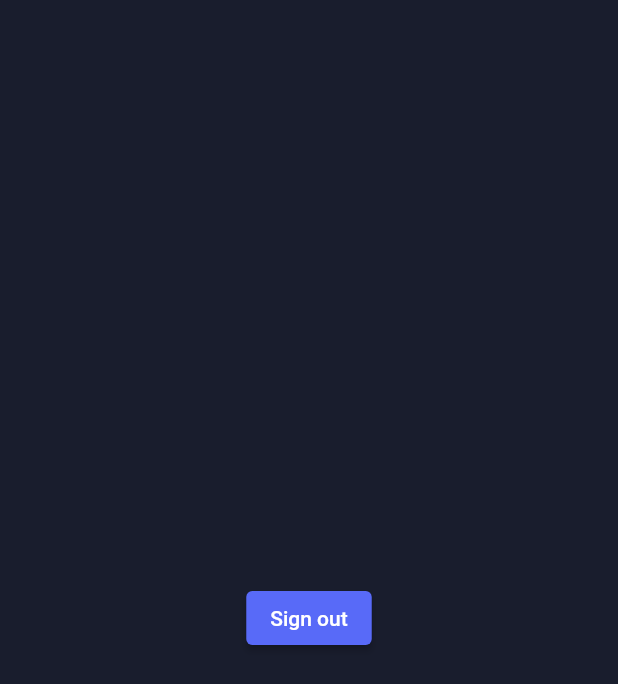
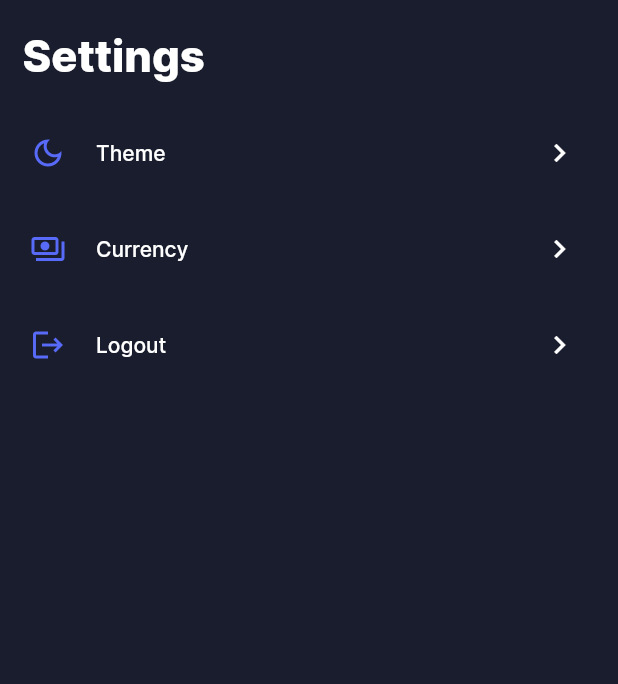
Before and after one commit to royalecode/cryper, a Flutter app: the TabPerfil screen opened directly, on a phone screen of 412 x 824 dp. Shown: the top 684 px of the screen. Run offline on Flutter 3.47's test engine with Material 2 defaults, Android fonts, the phone set to English and light mode, and no system bars; our stand-ins replace animated_splash_screen, charts_flutter, cloud_firestore, firebase_auth, firebase_core, flutter_svg and 4 more; accounts and stored records are empty; network calls fail.

Commit message:
Settings Screen

```diff
--- a/lib/components/SettingsRow.dart
+++ b/lib/components/SettingsRow.dart
@@ -0,0 +1,40 @@
+import 'package:cryper/constantes_app.dart';
+import 'package:flutter/cupertino.dart';
+import 'package:flutter/material.dart';
+
+class SettingsRow extends StatelessWidget {
+  IconData iconData;
+  String label;
+  Function onpress;
+  Color? iconColor;
+
+  SettingsRow({
+    Key? key,
+    required this.iconData,
+    required this.label,
+    required this.onpress,
+    this.iconColor
+  }) : super(key: key);
+
+
+  @override
+  Widget build(BuildContext context) {
+    return Padding(
+      padding: const EdgeInsets.symmetric(vertical: 8.0),
+      child: Row(
+        children: [
+          Expanded(
+            flex: 1,
+            child: Row(
+              children: [Padding(
+                padding: const EdgeInsets.only(left:5, right: 20.0),
+                child: Icon(iconData, color: iconColor ?? Theme.of(context).colorScheme.primary),
+              ), Text(label, style: const TextStyle(fontSize: 14, fontFamily: "Inter"))],
+            ),
+          ),
+          IconButton(onPressed: (){onpress();}, icon: Icon(Icons.navigate_next),)
+        ],
+      ),
+    );
+  }
+}
--- a/lib/screens/tab_perfil.dart
+++ b/lib/screens/tab_perfil.dart
@@ -1,7 +1,31 @@
+import 'package:cryper/components/SettingsRow.dart';
 import 'package:cryper/constantes_app.dart';
 import 'package:cryper/login.dart';
 import 'package:firebase_auth/firebase_auth.dart';
 import 'package:flutter/material.dart';
+import 'package:shared_preferences/shared_preferences.dart';
+
+const int SYSTEM_THEME = 1;
+const int DARK_THEME = 2;
+const int LIGHT_THEME = 3;
+
+Future<int> getSelectedTheme() async {
+  SharedPreferences prefs = await SharedPreferences.getInstance();
+  if (prefs.containsKey("themeMode")) {
+    print(prefs.getInt("themeMode"));
+    if (prefs.getInt("themeMode") == SYSTEM_THEME) {
+      return SYSTEM_THEME;
+    }
+    if (prefs.getInt("themeMode") == DARK_THEME) {
+      return DARK_THEME;
+    }
+    if (prefs.getInt("themeMode") == LIGHT_THEME) {
+      return LIGHT_THEME;
+    }
+  }
+  prefs.setInt("themeMode", SYSTEM_THEME);
+  return SYSTEM_THEME;
+}
 
 
 class TabPerfil extends StatefulWidget {
@@ -12,22 +36,92 @@ class TabPerfil extends StatefulWidget {
 }
 
 class _TabPerfil extends State<TabPerfil> {
+  int? selectedTheme;
+
+  @override
+  void initState() {
+    getSelectedTheme().then((value) => {
+          setState(() {
+            selectedTheme = value;
+          })
+        });
+    super.initState();
+  }
+
+  Icon getThemeIcon(int theme){
+    if(theme == (selectedTheme ?? 0)){
+      return Icon(Icons.check_circle_rounded, color: Theme.of(context).colorScheme.primary);
+    }
+    return const Icon(Icons.circle_outlined, color: Color(0xFF747E98), size: 20,);
+  }
+
   @override
   Widget build(BuildContext context) {
     return Scaffold(
-      backgroundColor: primaryColor,
-      body: Container(
-        child: Center(
-          child: ElevatedButton(
-            child: const Text('Sign out'),
-            onPressed: () {
-              _signOut();
-            },
-          ),
-      ),
-
-      ),
-    );
+        // backgroundColor: primaryColor,
+        body: SafeArea(
+      child: Container(
+          padding: EdgeInsets.symmetric(horizontal: 15),
+          child: Column(
+            children: [
+              Padding(
+                padding: const EdgeInsets.only(top: 20, bottom: 15),
+                child: Row(
+                  mainAxisAlignment: MainAxisAlignment.start,
+                  children: [
+                    Text(
+                      "Settings",
+                      style: Theme.of(context).textTheme.headline2,
+                    )
+                  ],
+                ),
+              ),
+              SettingsRow(
+                  iconData: Icons.dark_mode_outlined,
+                  label: "Theme",
+                  onpress: () {
+                    showModalBottomSheet(
+                      backgroundColor: Theme.of(context).colorScheme.background,
+                      context: context,
+                      builder: (context) {
+                        return Wrap(
+                          children: [
+                            ListTile(
+                              title: const Text("Dark",
+                                  style: TextStyle(
+                                      fontSize: 14, fontFamily: "Inter")),
+                              leading: getThemeIcon(DARK_THEME),
+                            ),
+                            ListTile(
+                              title: const Text("Light",
+                                  style: TextStyle(
+                                      fontSize: 14, fontFamily: "Inter")),
+                              leading: getThemeIcon(LIGHT_THEME),
+                            ),
+                            ListTile(
+                              title: const Text("System",
+                                  style: TextStyle(
+                                      fontSize: 14, fontFamily: "Inter")),
+                              leading: getThemeIcon(SYSTEM_THEME),
+                            ),
+                          ],
+                        );
+                      },
+                    );
+                  }),
+              SettingsRow(
+                  iconData: Icons.payments_outlined,
+                  label: "Currency",
+                  onpress: () {}),
+              SettingsRow(
+                  iconData: Icons.logout,
+                  label: "Logout",
+                  onpress: () {
+                    _signOut();
+                  }),
+            ],
+          )),
+    ));
   }
 
   Future<void> _signOut() async {
```
